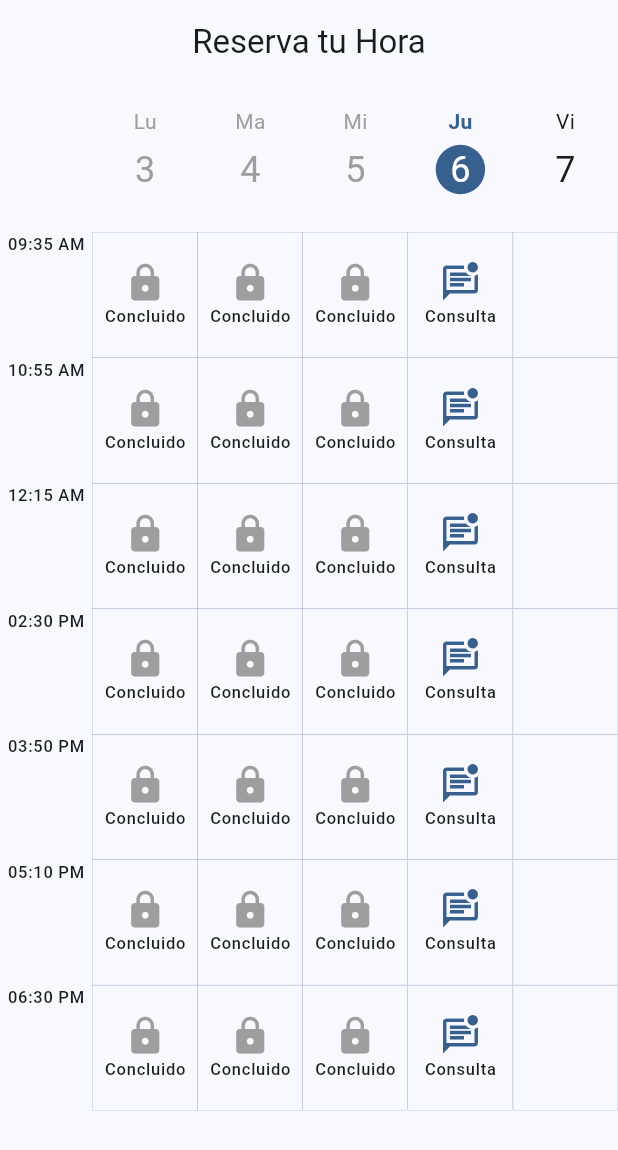
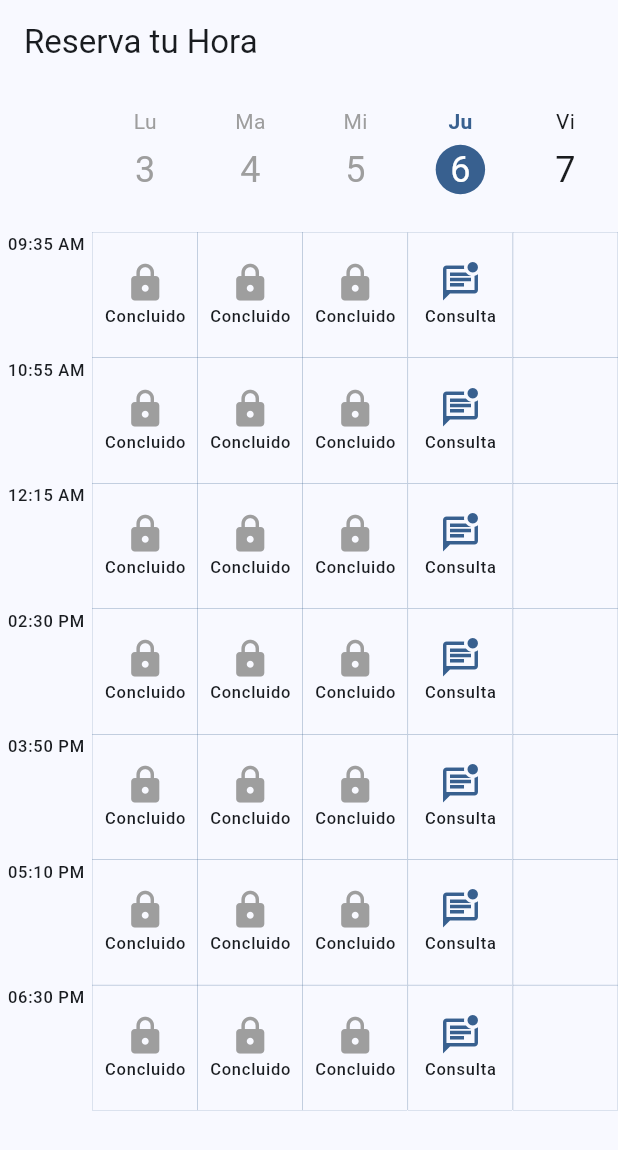
Before and after one commit to H33Criss/gimnasio_app, a Flutter app: the ReservasScreen screen opened by its route, on a phone screen of 412 x 824 dp. Shown: the top 1150 px of the screen. Run offline on Flutter 3.47's test engine with Material 2 defaults, Android fonts, the phone set to English and light mode, and no system bars; our stand-ins replace cloud_firestore, firebase_auth, firebase_core, flutter_custom_clippers, go_router, material_design_icons_flutter and 1 more; missing offline and left inert: qr_code_scanner; accounts and stored records are empty.

Commit message:
adding validations and new dialogs for each reserv

```diff
--- /dev/null
+++ b/lib/config/helpers/handler_dialogs.dart
@@ -0,0 +1,22 @@
+import 'package:gym_app/config/helpers/custom_dialogs.dart';
+import 'package:gym_app/src/screens/reservas/widgets/estampillas_reservas.dart';
+
+Function handleDialog(Estampillas dialogType) {
+  switch (dialogType) {
+    case Estampillas.bloqueado:
+      return bloqueadoDialog;
+    case Estampillas.huboReserva:
+      return huboReservaDialog;
+    case Estampillas.habraReserva:
+      return habraReservaDialog;
+    case Estampillas.concluido:
+      return concluidoDialog;
+    case Estampillas.consulta:
+      return consultaDialog;
+    case Estampillas.onePerDay:
+      return onePerDayDialog;
+
+    default:
+      return reservadoDialog;
+  }
+}
--- /dev/null
+++ b/lib/config/helpers/handler_estampillas.dart
@@ -0,0 +1,71 @@
+import 'package:flutter/material.dart';
+import 'package:gym_app/infrastructure/models/reservas_model.dart';
+import 'package:gym_app/src/providers/providers.dart';
+import 'package:gym_app/src/screens/reservas/widgets/estampillas_reservas.dart';
+import 'package:gym_app/src/shared/data/semana_data.dart';
+
+ResponseHandleEstampilla handleEstampilla(
+    ReservaModel? r, int j, int i, ReservaProvider provider) {
+  //i -> la fila, tiene sincronia con el bloque
+  //j -> la columna, tiene sincronia con el dia
+  Widget estampilla = const EstampillasReservas(
+    estampilla: Estampillas.vacio,
+  );
+  Estampillas dialog = Estampillas.reservado;
+  final int diaActual =
+      provider.diasSemanaSoloNumero.indexOf(provider.diaActual);
+
+  bool reservado = r?.bloque == i && r?.dia == j;
+
+  //Reserva realizada en los tiempos correctos
+  if (reservado && r != null) {
+    estampilla = const EstampillasReservas(
+      estampilla: Estampillas.reservado,
+    );
+  }
+  //Un dia que ha concluido, ya ha pasado
+  if (j < diaActual && reservado && r != null) {
+    estampilla = const EstampillasReservas(
+      estampilla: Estampillas.huboReserva,
+    );
+    dialog = Estampillas.huboReserva;
+  }
+  //Una reserva que coincide con el dia actual
+  if (j == diaActual && reservado && r != null) {
+    estampilla = const EstampillasReservas(
+      estampilla: Estampillas.reservaEnCurso,
+    );
+    dialog = Estampillas.reservaEnCurso;
+  }
+  //Si hay una reserva en el futuro con mas 2 dias de lejania
+  if (j >= diaActual + 2 && reservado && r != null) {
+    estampilla = const EstampillasReservas(
+      estampilla: Estampillas.habraReserva,
+    );
+    dialog = Estampillas.habraReserva;
+  }
+  //Pedir reservas en el mismo dia
+  if (j == diaActual && !reservado) {
+    estampilla = const EstampillasReservas(
+      estampilla: Estampillas.consulta,
+    );
+    dialog = Estampillas.consulta;
+  }
+  //Una reserva vieja en la semana
+  if (j < diaActual && !reservado) {
+    estampilla = const EstampillasReservas(
+      estampilla: Estampillas.concluido,
+    );
+    dialog = Estampillas.concluido;
+  }
+
+  //Se bloquea el reservas para dia que estan mas de 2 dias alejas del dia actual
+  if (j >= diaActual + 2 && !reservado) {
+    estampilla = const EstampillasReservas(
+      estampilla: Estampillas.bloqueado,
+    );
+    dialog = Estampillas.bloqueado;
+  }
+
+  return ResponseHandleEstampilla(estampilla: estampilla, dialog: dialog);
+}
--- a/lib/config/helpers/validators_date.dart
+++ b/lib/config/helpers/validators_date.dart
@@ -3,9 +3,11 @@ import 'package:gym_app/infrastructure/models/reservas_model.dart';
 class ResposeCheckIfExistsReserva {
   ReservaModel? reserva;
   bool existsReserva;
+  bool existReservaPerDay;
 
   ResposeCheckIfExistsReserva({
     required this.existsReserva,
+    required this.existReservaPerDay,
     this.reserva,
   });
 }
@@ -13,15 +15,20 @@ class ResposeCheckIfExistsReserva {
 ResposeCheckIfExistsReserva checkIfExistAnyReserva(
     List<ReservaModel> reservas, int fila, int columna) {
   bool existReservaHere = false;
+  bool existReservaPerDay = false;
   ReservaModel? reserva;
   reservas.forEach((r) {
     if (r.bloque == fila && r.dia == columna) {
       existReservaHere = true;
       reserva = r;
     }
+    if (r.dia == columna) {
+      existReservaPerDay = true;
+    }
   });
   return ResposeCheckIfExistsReserva(
     reserva: reserva,
     existsReserva: existReservaHere,
+    existReservaPerDay: existReservaPerDay,
   );
 }
--- a/lib/src/screens/reservas/reservas_screen.dart
+++ b/lib/src/screens/reservas/reservas_screen.dart
@@ -15,7 +15,6 @@ class _ReservasScreenState extends State<ReservasScreen> {
     return Scaffold(
       appBar: AppBar(
         title: const Text('Reserva tu Hora'),
-        centerTitle: true,
       ),
       body: const Column(
         children: [
--- a/lib/src/screens/reservas/widgets/estampillas_reservas.dart
+++ b/lib/src/screens/reservas/widgets/estampillas_reservas.dart
@@ -9,6 +9,7 @@ enum Estampillas {
   habraReserva,
   consulta,
   reservaEnCurso,
+  onePerDay,
 }
 
 class EstampillasReservas extends StatelessWidget {
@@ -86,11 +87,12 @@ class EstampillasReservas extends StatelessWidget {
           mainAxisAlignment: MainAxisAlignment.center,
           children: [
             Icon(
-              Icons.safety_check_outlined,
-              color: colors.primary,
+              Icons.health_and_safety_outlined,
+              color: colors.onPrimaryContainer,
               size: 28,
             ),
-            Text('Reservando', style: textStyles.labelSmall)
+            Text('Te', style: textStyles.labelSmall),
+            Text('reservaron', style: textStyles.labelSmall),
           ],
         );
       case Estampillas.consulta:
@@ -105,6 +107,16 @@ class EstampillasReservas extends StatelessWidget {
             Text('Consulta', style: textStyles.labelSmall)
           ],
         );
+      case Estampillas.onePerDay:
+        return const Column(
+          mainAxisAlignment: MainAxisAlignment.center,
+          children: [
+            Icon(
+              Icons.deselect_outlined,
+              color: Colors.grey,
+            )
+          ],
+        );
       default:
         return Container();
     }
--- a/lib/src/screens/reservas/widgets/grilla_calendar.dart
+++ b/lib/src/screens/reservas/widgets/grilla_calendar.dart
@@ -1,10 +1,10 @@
 import 'package:flutter/material.dart';
 import 'package:gym_app/config/helpers/custom_dialogs.dart';
+import 'package:gym_app/config/helpers/handler_dialogs.dart';
+import 'package:gym_app/config/helpers/handler_estampillas.dart';
 import 'package:gym_app/config/helpers/validators_date.dart';
 import 'package:gym_app/infrastructure/models/reservas_model.dart';
 import 'package:gym_app/src/providers/providers.dart';
-import 'package:gym_app/src/screens/reservas/widgets/confirm_dialog.dart';
-import 'package:gym_app/src/screens/reservas/widgets/estampillas_reservas.dart';
 import 'package:provider/provider.dart';
 
 class GrillaCalendar extends StatelessWidget {
@@ -30,24 +30,37 @@ class GrillaCalendar extends StatelessWidget {
             List<int> columnas = List<int>.generate(5, (index) => index);
             return Row(
               children: columnas.map((j) {
+                final response = checkIfExistAnyReserva(reservas, i, j);
+                final responseEstampilla =
+                    handleEstampilla(response.reserva, j, i, reservaProvider);
+                final dialog = handleDialog(responseEstampilla.dialog);
+                final currentDay = reservaProvider.diasSemanaSoloNumero
+                        .indexOf(reservaProvider.diaActual) +
+                    1;
+                final onePerDay = response.existReservaPerDay &&
+                    currentDay == j &&
+                    response.reserva?.bloque != i;
                 return InkWell(
                   splashColor: colors.primary.withOpacity(.3),
                   onTap: () {
-                    final response = checkIfExistAnyReserva(reservas, i, j);
-                    if (!response.existsReserva) {
+                    if (onePerDay) {
+                      onePerDayDialog(context);
+                    } else if (!response.existsReserva && currentDay == j) {
                       confirmDialog(
                         context,
                         i,
                         j,
                         reservaProvider.diasSemanaFechaCompleta,
                       );
+                    } else {
+                      dialog(context);
                     }
                   },
                   onLongPress: () async {
-                    final response = checkIfExistAnyReserva(reservas, i, j);
                     if (response.existsReserva && response.reserva != null) {
-                      await reservaProvider
-                          .deleteReserva(response.reserva?.idDoc ?? '');
+                      //Este dialog es el unico que recibe 2 parametros extras
+                      deleteConfirmDialog(
+                          context, reservaProvider, response.reserva!);
                     }
                   },
                   child: Container(
@@ -60,7 +73,12 @@ class GrillaCalendar extends StatelessWidget {
                     width: size.width * 0.85 / 5,
                     height: heightGrilla,
                     // child: Container(),
-                    child: _handleEstampilla(reservas, j, i, reservaProvider),
+                    child: onePerDay
+                        ? const Icon(
+                            Icons.deselect_outlined,
+                            color: Colors.grey,
+                          )
+                        : responseEstampilla.estampilla,
                   ),
                 );
               }).toList(),
@@ -71,64 +89,3 @@ class GrillaCalendar extends StatelessWidget {
     );
   }
 }
-
-Widget _handleEstampilla(
-    List<ReservaModel> reservas, int j, int i, ReservaProvider provider) {
-  //i -> la fila, tiene sincronia con el bloque
-  //j -> la columna, tiene sincronia con el dia
-  Widget estampilla = const EstampillasReservas(
-    estampilla: Estampillas.vacio,
-  );
-  final int diaActual =
-      provider.diasSemanaSoloNumero.indexOf(provider.diaActual);
-
-  final response = checkIfExistAnyReserva(reservas, i, j);
-  final r = response.reserva;
-  bool reservado = r?.bloque == i && r?.dia == j;
-
-  //Reserva realizada en los tiempos correctos
-  if (reservado && r != null) {
-    estampilla = const EstampillasReservas(
-      estampilla: Estampillas.reservado,
-    );
-  }
-  //Un dia que ha concluido, ya ha pasado
-  if (j < diaActual && reservado && r != null) {
-    estampilla = const EstampillasReservas(
-      estampilla: Estampillas.huboReserva,
-    );
-  }
-  //Una reserva que coincide con el dia actual
-  if (j == diaActual && reservado && r != null) {
-    estampilla = const EstampillasReservas(
-      estampilla: Estampillas.reservaEnCurso,
-    );
-  }
-  //Si hay una reserva en el futuro con mas 2 dias de lejania
-  if (j >= diaActual + 2 && reservado && r != null) {
-    estampilla = const EstampillasReservas(
-      estampilla: Estampillas.habraReserva,
-    );
-  }
-  //Pedir reservas en el mismo dia
-  if (j == diaActual && !reservado) {
-    estampilla = const EstampillasReservas(
-      estampilla: Estampillas.consulta,
-    );
-  }
-  //Una reserva vieja en la semana
-  if (j < diaActual && !reservado) {
-    estampilla = const EstampillasReservas(
-      estampilla: Estampillas.concluido,
-    );
-  }
-
-  //Se bloquea el reservas para dia que estan mas de 2 dias alejas del dia actual
-  if (j >= diaActual + 2 && !reservado) {
-    estampilla = const EstampillasReservas(
-      estampilla: Estampillas.bloqueado,
-    );
-  }
-
-  return estampilla;
-}
```
Also changed, not shown: lib/config/helpers/custom_dialogs.dart (+146 -4 lines), lib/src/shared/data/semana_data.dart (+13 -0 lines).
